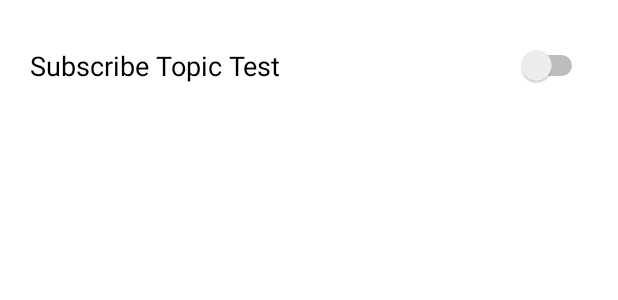
After one commit to logicmelody/DLExerciseAndroid, an Android app: the layout fragment_firebase.xml on its own in the app's theme, with its tools: preview values and no code run, on a phone screen of 412 x 824 dp. The commit adds this screen. Shown: the top 300 px of the screen. Run offline under Robolectric (Android 15) with nearby library versions, the phone set to English and light mode, and no system bars.

Commit message:
[Firebase] Subscribe/unsubscribe topic "test"

```diff
--- a/app/src/main/java/com/dl/dlexerciseandroid/main/UIController.java
+++ b/app/src/main/java/com/dl/dlexerciseandroid/main/UIController.java
@@ -25,6 +25,7 @@ import com.dl.dlexerciseandroid.database.debug.AndroidDatabaseManager;
 import com.dl.dlexerciseandroid.dialog.dialogfragment.alert.AlertDialogFragment;
 import com.dl.dlexerciseandroid.dlsdk.DLSdkFragment;
 import com.dl.dlexerciseandroid.facebook.FacebookFragment;
+import com.dl.dlexerciseandroid.firebase.FirebaseFragment;
 import com.dl.dlexerciseandroid.intent.IntentFragment;
 import com.dl.dlexerciseandroid.musicplayer.main.MusicPlayerFragment;
 import com.dl.dlexerciseandroid.overview.OverviewFragment;
@@ -235,6 +236,10 @@ public class UIController implements View.OnClickListener {
 
                     case R.id.menu_item_left_drawer_dl_sdk:
                         replaceFragmentTo(DLSdkFragment.class, R.id.frame_layout_main_container, DLSdkFragment.TAG);
+                        break;
+
+                    case R.id.menu_item_left_drawer_firebase:
+                        replaceFragmentTo(FirebaseFragment.class, R.id.frame_layout_main_container, FirebaseFragment.TAG);
                         break;
 
                     case R.id.menu_item_left_drawer_test:
--- /dev/null
+++ b/app/src/main/res/layout/fragment_firebase.xml
@@ -0,0 +1,16 @@
+<?xml version="1.0" encoding="utf-8"?>
+<LinearLayout xmlns:android="http://schemas.android.com/apk/res/android"
+    android:layout_width="match_parent"
+    android:layout_height="match_parent"
+    android:padding="@dimen/padding_all_window"
+    android:orientation="vertical" >
+
+    <Switch
+        android:id="@+id/switch_firebase_subscribe_topic_test"
+        android:layout_width="match_parent"
+        android:layout_height="wrap_content"
+        android:layout_marginTop="@dimen/margin_top_firebase_switch_item"
+        android:text="@string/firebase_switch_subscribe_topic_test"
+        android:textAppearance="?android:attr/textAppearanceMedium" />
+
+</LinearLayout>
--- a/app/src/main/res/menu/drawer_left.xml
+++ b/app/src/main/res/menu/drawer_left.xml
@@ -33,6 +33,10 @@
             android:title="@string/all_dl_sdk" />
 
         <item
+            android:id="@+id/menu_item_left_drawer_firebase"
+            android:title="@string/all_firebase" />
+
+        <item
             android:id="@+id/menu_item_left_drawer_test"
             android:title="@string/all_test" />
     </group>
--- a/app/src/main/res/values/dimens.xml
+++ b/app/src/main/res/values/dimens.xml
@@ -50,4 +50,7 @@
     <dimen name="text_size_dl_text_main_text">20dp</dimen>
     <dimen name="text_size_dl_text_sub_text">5dp</dimen>
 
+    <!-- Firebase -->
+    <dimen name="margin_top_firebase_switch_item">10dp</dimen>
+
 </resources>
--- a/app/src/main/res/values/strings.xml
+++ b/app/src/main/res/values/strings.xml
@@ -16,6 +16,7 @@
     <string name="all_test">Test</string>
     <string name="all_music_player" translatable="false">Music Player</string>
     <string name="all_dl_sdk" translatable="false">DL SDK</string>
+    <string name="all_firebase" translatable="false">Firebase</string>
     <string name="all_normal">normal</string>
     <string name="all_later">Later</string>
     <string name="all_undo">UNDO</string>
@@ -51,4 +52,7 @@
     <!-- Music player -->
     <string name="music_player_no_music">Drag some musics to device</string>
 
+    <!-- Firebase -->
+    <string name="firebase_switch_subscribe_topic_test" translatable="false">Subscribe Topic Test</string>
+
 </resources>
--- a/build.gradle
+++ b/build.gradle
@@ -5,7 +5,7 @@ buildscript {
         jcenter()
     }
     dependencies {
-        classpath 'com.android.tools.build:gradle:2.1.0'
+        classpath 'com.android.tools.build:gradle:2.1.2'
 
         // For using Firebase
         classpath 'com.google.gms:google-services:3.0.0'
```
Also changed, not shown: app/build.gradle (+6 -3 lines), app/src/main/AndroidManifest.xml (+10 -1 lines), app/src/main/java/com/dl/dlexerciseandroid/background/service/FCMService.java (added, +27 -0 lines), app/src/main/java/com/dl/dlexerciseandroid/firebase/FirebaseFragment.java (added, +82 -0 lines), app/src/main/java/com/dl/dlexerciseandroid/musicplayer/musiccontroller/MusicControllerActivity.java (+7 -7 lines), app/src/main/java/com/dl/dlexerciseandroid/utility/utils/PreferenceUtils.java (added, +14 -0 lines).
